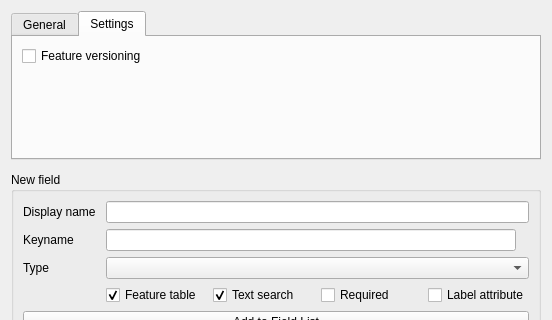
RemeshevskiyValeriy/nextgis_connect, file src/nextgis_connect/ngw/resources/creation/vector_layer_creation_dialog_base.ui: the form before one commit; both pictures show x 0 to 552 and y 0 to 320 of the 552 by 780 pixel window.
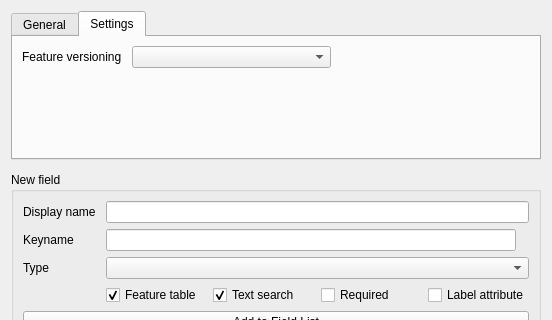
The form after the commit. The open tabs and pages were chosen to show the change.

Commit message: Move vector versioning to creation dialog

```diff
--- a/src/nextgis_connect/ngw/resources/creation/vector_layer_creation_dialog_base.ui
+++ b/src/nextgis_connect/ngw/resources/creation/vector_layer_creation_dialog_base.ui
@@ -141,15 +141,25 @@
        <item>
         <layout class="QHBoxLayout" name="versioning_layout">
          <property name="spacing">
-          <number>3</number>
+          <number>10</number>
          </property>
          <item>
-          <widget class="QCheckBox" name="versioning_checkbox">
+          <widget class="QLabel" name="versioning_label">
            <property name="text">
             <string>Feature versioning</string>
            </property>
           </widget>
          </item>
+         <item>
+          <widget class="QComboBox" name="versioning_combobox">
+           <property name="sizePolicy">
+            <sizepolicy hsizetype="Expanding" vsizetype="Fixed">
+             <horstretch>0</horstretch>
+             <verstretch>0</verstretch>
+            </sizepolicy>
+           </property>
+          </widget>
+         </item>
          <item>
           <spacer name="versioning_spacer">
            <property name="orientation">
```
The commit also changes 8 other files.
